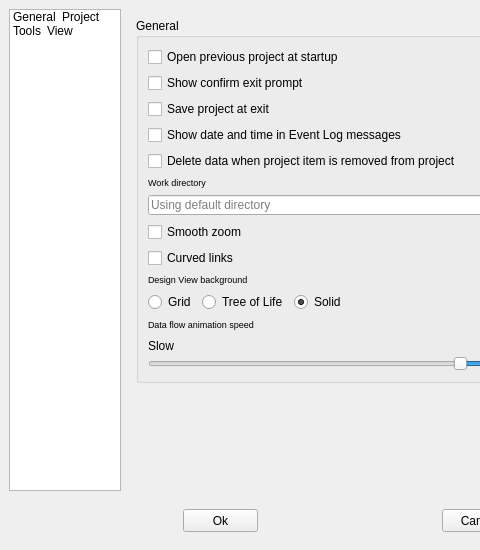
First picture: the form in spinetoolbox/ui/settings.ui, repository spine-tools/Spine-Toolbox, before the edit; both pictures show x 0 to 480 and y 0 to 550 of the 700 by 550 pixel window.
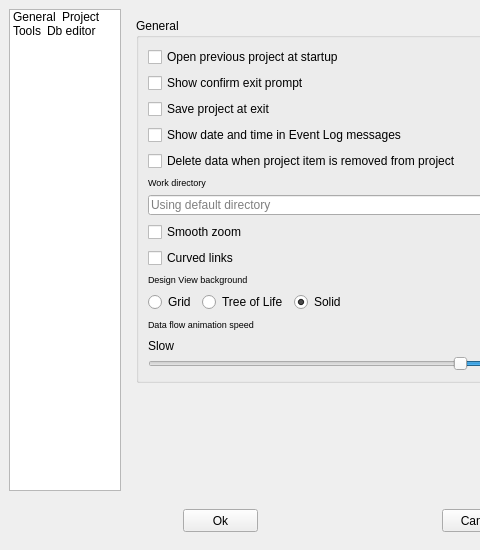
Second picture: the form after the edit. Icons and pictures are not drawn.

Commit message:
Changed 'View' tab in Settings widget to 'Db editor'
Re Issue #634

Patch:
```diff
--- a/spinetoolbox/ui/settings.ui
+++ b/spinetoolbox/ui/settings.ui
@@ -188,7 +188,7 @@
        </item>
        <item>
         <property name="text">
-         <string>View</string>
+         <string>Db editor</string>
         </property>
         <property name="icon">
          <iconset resource="resources/resources_icons.qrc">
```
The commit also changes 1 other file.
